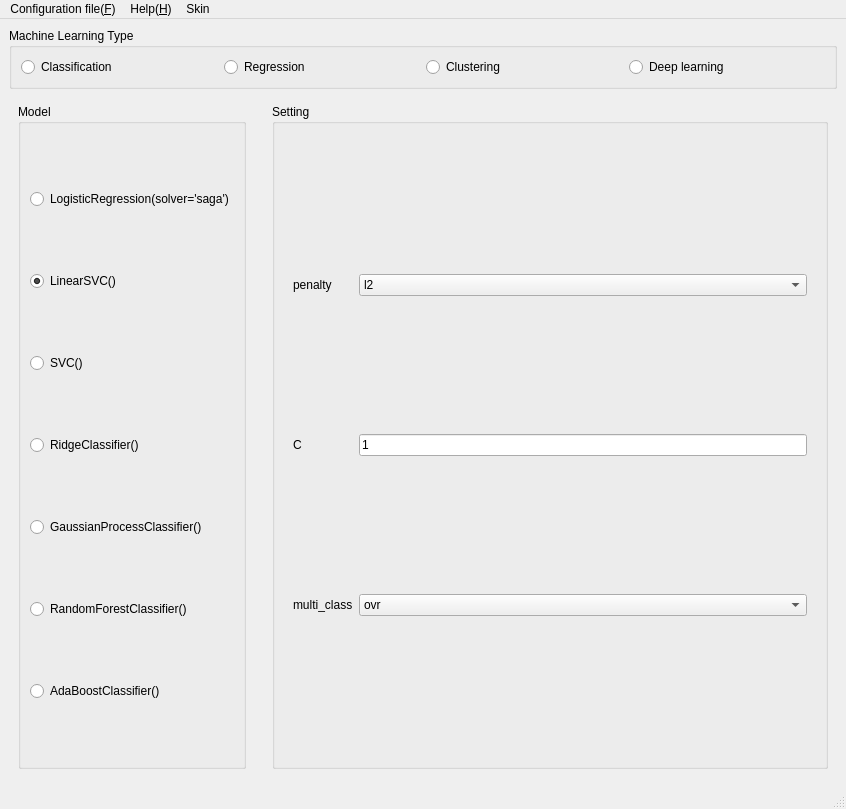
Before: the Qt Designer form GUI/easylearn_machine_learning_gui.ui in easylearn-fmri/easylearn_dev, drawn with Qt 5.
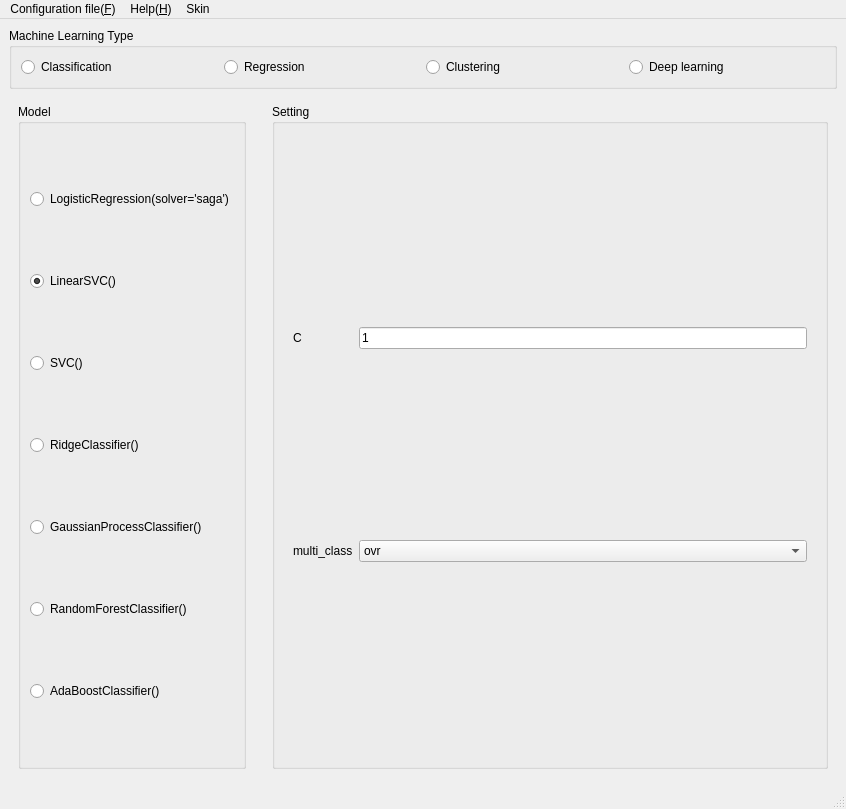
After: the same form once the commit is applied. The open tabs and pages were chosen to show the change.

```diff
--- a/GUI/easylearn_machine_learning_gui.ui
+++ b/GUI/easylearn_machine_learning_gui.ui
@@ -223,42 +223,7 @@
              </widget>
              <widget class="QWidget" name="to_linearSVC">
               <layout class="QGridLayout" name="gridLayout_30">
-               <item row="0" column="0">
-                <widget class="QLabel" name="label_clf_svm_kernel_2">
-                 <property name="text">
-                  <string>penalty</string>
-                 </property>
-                </widget>
-               </item>
-               <item row="0" column="1">
-                <widget class="QComboBox" name="comboBox_clf_linearsvc_penalty">
-                 <item>
-                  <property name="text">
-                   <string>l2</string>
-                  </property>
-                 </item>
-                 <item>
-                  <property name="text">
-                   <string>l1</string>
-                  </property>
-                 </item>
-                </widget>
-               </item>
-               <item row="1" column="0">
-                <widget class="QLabel" name="label_C_2">
-                 <property name="text">
-                  <string>C</string>
-                 </property>
-                </widget>
-               </item>
                <item row="1" column="1">
-                <widget class="QLineEdit" name="lineEdit_clf_linearsvc_c">
-                 <property name="text">
-                  <string>1</string>
-                 </property>
-                </widget>
-               </item>
-               <item row="2" column="1">
                 <widget class="QComboBox" name="comboBox_clf_linearsvc_multiclass">
                  <item>
                   <property name="text">
@@ -272,13 +237,27 @@
                  </item>
                 </widget>
                </item>
-               <item row="2" column="0">
+               <item row="1" column="0">
                 <widget class="QLabel" name="label_36">
                  <property name="text">
                   <string>multi_class</string>
                  </property>
                 </widget>
                </item>
+               <item row="0" column="0">
+                <widget class="QLabel" name="label_C_2">
+                 <property name="text">
+                  <string>C</string>
+                 </property>
+                </widget>
+               </item>
+               <item row="0" column="1">
+                <widget class="QLineEdit" name="lineEdit_clf_linearsvc_c">
+                 <property name="text">
+                  <string>1</string>
+                 </property>
+                </widget>
+               </item>
               </layout>
              </widget>
              <widget class="QWidget" name="to_svc">
```
Left out of the diff: 2 changed lines with no effect on the pictures.
